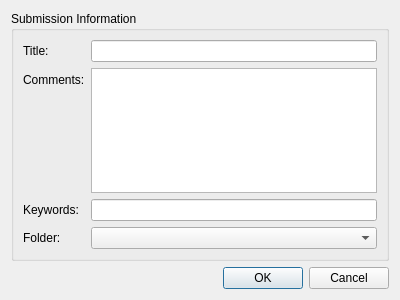
The window that krita/plugins/extensions/share/submit.ui (KDE/calligra) describes before a commit, drawn with Qt 5.
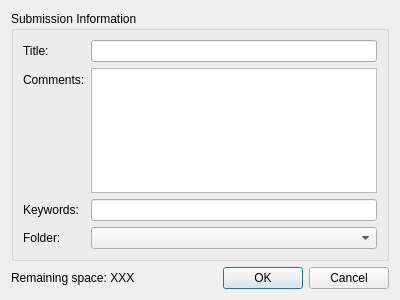
The same window after the commit.

Commit message: Add a label to contain the remaining amount of space in the stash

The edit to the form file:
```diff
--- a/krita/plugins/extensions/share/submit.ui
+++ b/krita/plugins/extensions/share/submit.ui
@@ -13,18 +13,8 @@
   <property name="windowTitle">
    <string>Dialog</string>
   </property>
-  <layout class="QGridLayout" name="gridLayout">
-   <item row="1" column="0">
-    <widget class="QDialogButtonBox" name="buttonBox">
-     <property name="orientation">
-      <enum>Qt::Horizontal</enum>
-     </property>
-     <property name="standardButtons">
-      <set>QDialogButtonBox::Cancel|QDialogButtonBox::Ok</set>
-     </property>
-    </widget>
-   </item>
-   <item row="0" column="0">
+  <layout class="QFormLayout" name="formLayout_2">
+   <item row="0" column="0" colspan="2">
     <widget class="QGroupBox" name="groupBox">
      <property name="title">
       <string>Submission Information</string>
@@ -80,6 +70,23 @@
      </layout>
     </widget>
    </item>
+   <item row="1" column="0">
+    <widget class="QLabel" name="lblRemaining">
+     <property name="text">
+      <string>Remaining space: XXX</string>
+     </property>
+    </widget>
+   </item>
+   <item row="1" column="1">
+    <widget class="QDialogButtonBox" name="buttonBox">
+     <property name="orientation">
+      <enum>Qt::Horizontal</enum>
+     </property>
+     <property name="standardButtons">
+      <set>QDialogButtonBox::Cancel|QDialogButtonBox::Ok</set>
+     </property>
+    </widget>
+   </item>
   </layout>
  </widget>
  <resources/>
```
